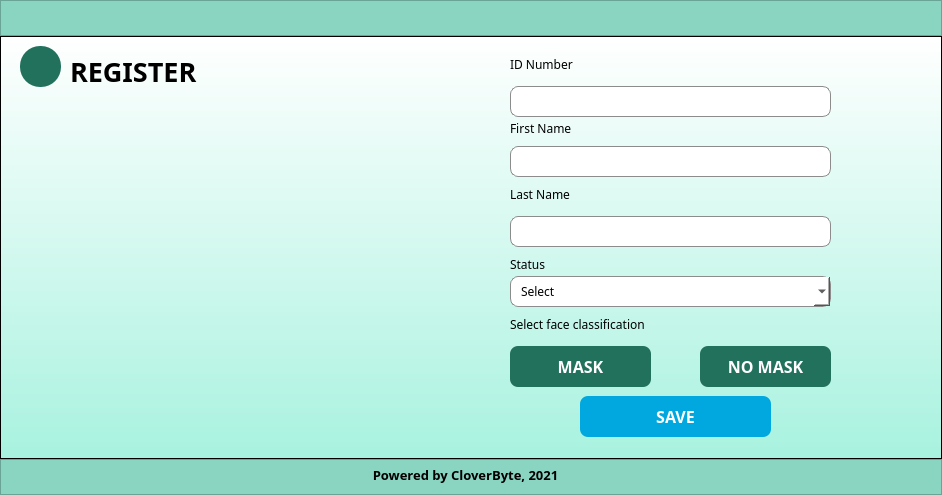
marcryangil/facemaskdetection, file register.ui: the form before one commit.
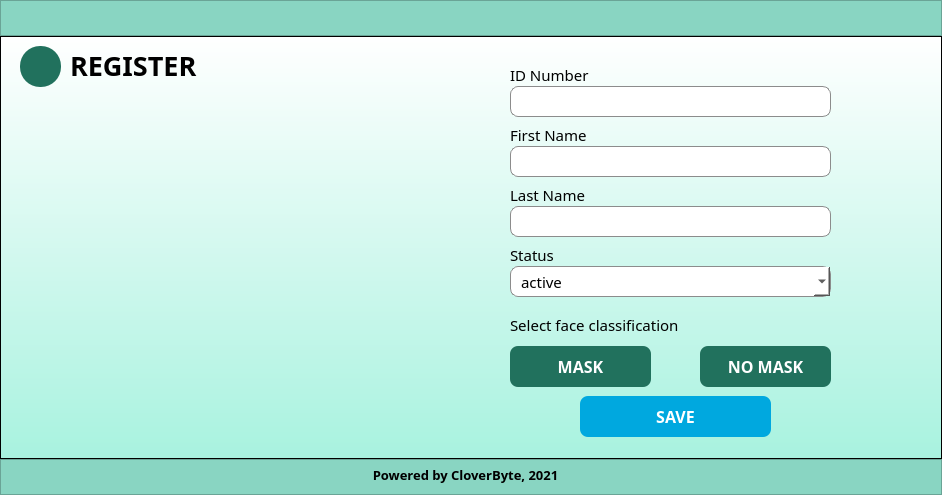
The form after the commit. Icons and pictures are not drawn.

Patch:
```diff
--- a/register.ui
+++ b/register.ui
@@ -92,7 +92,9 @@
     <item>
      <widget class="QFrame" name="frame">
       <property name="styleSheet">
-       <string notr="true">background-color: qlineargradient(spread:pad, x1:0.5, y1:1, x2:0.5, y2:0, stop:0 rgba(168, 242, 223, 255), stop:1 rgba(255, 255, 255, 255))</string>
+       <string notr="true">QFrame{
+background-color: qlineargradient(spread:pad, x1:0.5, y1:1, x2:0.5, y2:0, stop:0 rgba(168, 242, 223, 255), stop:1 rgba(255, 255, 255, 255))
+}</string>
       </property>
       <property name="frameShape">
        <enum>QFrame::StyledPanel</enum>
@@ -148,14 +150,17 @@
        <property name="geometry">
         <rect>
          <x>510</x>
-         <y>220</y>
+         <y>210</y>
          <width>389</width>
          <height>17</height>
         </rect>
        </property>
        <property name="font">
         <font>
-         <family>Work Sans</family>
+         <family>Work Sans Medium</family>
+         <pointsize>11</pointsize>
+         <weight>50</weight>
+         <bold>false</bold>
         </font>
        </property>
        <property name="autoFillBackground">
@@ -179,7 +184,10 @@
        </property>
        <property name="font">
         <font>
-         <family>Work Sans</family>
+         <family>Work Sans Medium</family>
+         <pointsize>11</pointsize>
+         <weight>50</weight>
+         <bold>false</bold>
         </font>
        </property>
        <property name="autoFillBackground">
@@ -240,14 +248,17 @@
        <property name="geometry">
         <rect>
          <x>510</x>
-         <y>20</y>
+         <y>30</y>
          <width>389</width>
          <height>17</height>
         </rect>
        </property>
        <property name="font">
         <font>
-         <family>Work Sans</family>
+         <family>Work Sans Medium</family>
+         <pointsize>11</pointsize>
+         <weight>50</weight>
+         <bold>false</bold>
         </font>
        </property>
        <property name="autoFillBackground">
@@ -265,13 +276,16 @@
         <rect>
          <x>510</x>
          <y>280</y>
-         <width>171</width>
+         <width>321</width>
          <height>17</height>
         </rect>
        </property>
        <property name="font">
         <font>
-         <family>Work Sans</family>
+         <family>Work Sans Medium</family>
+         <pointsize>11</pointsize>
+         <weight>50</weight>
+         <bold>false</bold>
         </font>
        </property>
        <property name="autoFillBackground">
@@ -289,14 +303,17 @@
        <property name="geometry">
         <rect>
          <x>510</x>
-         <y>84</y>
+         <y>90</y>
          <width>389</width>
          <height>17</height>
         </rect>
        </property>
        <property name="font">
         <font>
-         <family>Work Sans</family>
+         <family>Work Sans Medium</family>
+         <pointsize>11</pointsize>
+         <weight>50</weight>
+         <bold>false</bold>
         </font>
        </property>
        <property name="autoFillBackground">
@@ -414,14 +431,14 @@
        <property name="geometry">
         <rect>
          <x>70</x>
-         <y>20</y>
+         <y>14</y>
          <width>181</width>
          <height>31</height>
         </rect>
        </property>
        <property name="font">
         <font>
-         <family>Work Sans</family>
+         <family>Work Sans SemiBold</family>
          <pointsize>20</pointsize>
          <weight>75</weight>
          <bold>true</bold>
@@ -438,36 +455,36 @@
        <property name="geometry">
         <rect>
          <x>510</x>
-         <y>240</y>
+         <y>230</y>
          <width>321</width>
          <height>31</height>
         </rect>
        </property>
        <property name="font">
         <font>
-         <family>Work Sans</family>
+         <family>Work Sans Medium</family>
+         <pointsize>11</pointsize>
         </font>
        </property>
        <property name="styleSheet">
-        <string notr="true">color: rgb(0,0,0);
+        <string notr="true">QComboBox{
+color: rgb(0,0,0);
 background-color: rgb(255,255,255);
+border-style: solid;
+border-width: 1px;
+border-radius: 8px;
+border-color: rgb(140, 140, 140);
+padding-left: 10px;
+padding-right: 10px; 
 
-	border-style: solid;
-    border-width: 1px;
-    border-radius: 8px;
-    border-color: rgb(140, 140, 140);
-	padding-left: 10px;
-	padding-right: 10px; 
-</string>
+}
+QFrame{
+background-color: rgb(255,255,255)
+}</string>
        </property>
        <property name="currentText">
-        <string>Select</string>
+        <string>active</string>
        </property>
-       <item>
-        <property name="text">
-         <string>Select</string>
-        </property>
-       </item>
        <item>
         <property name="text">
          <string>active</string>
@@ -539,7 +556,7 @@
        <property name="geometry">
         <rect>
          <x>510</x>
-         <y>180</y>
+         <y>170</y>
          <width>321</width>
          <height>31</height>
         </rect>
```
Left out of the diff: 24 changed lines with no effect on the pictures.
